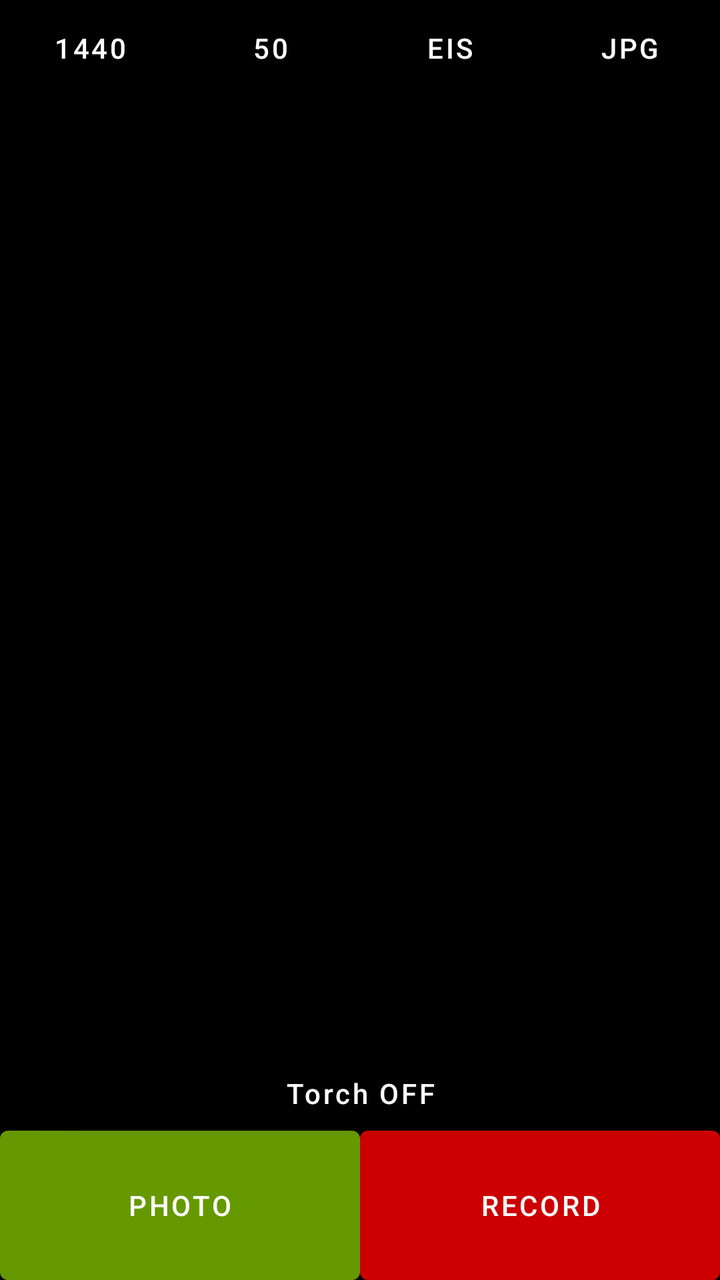
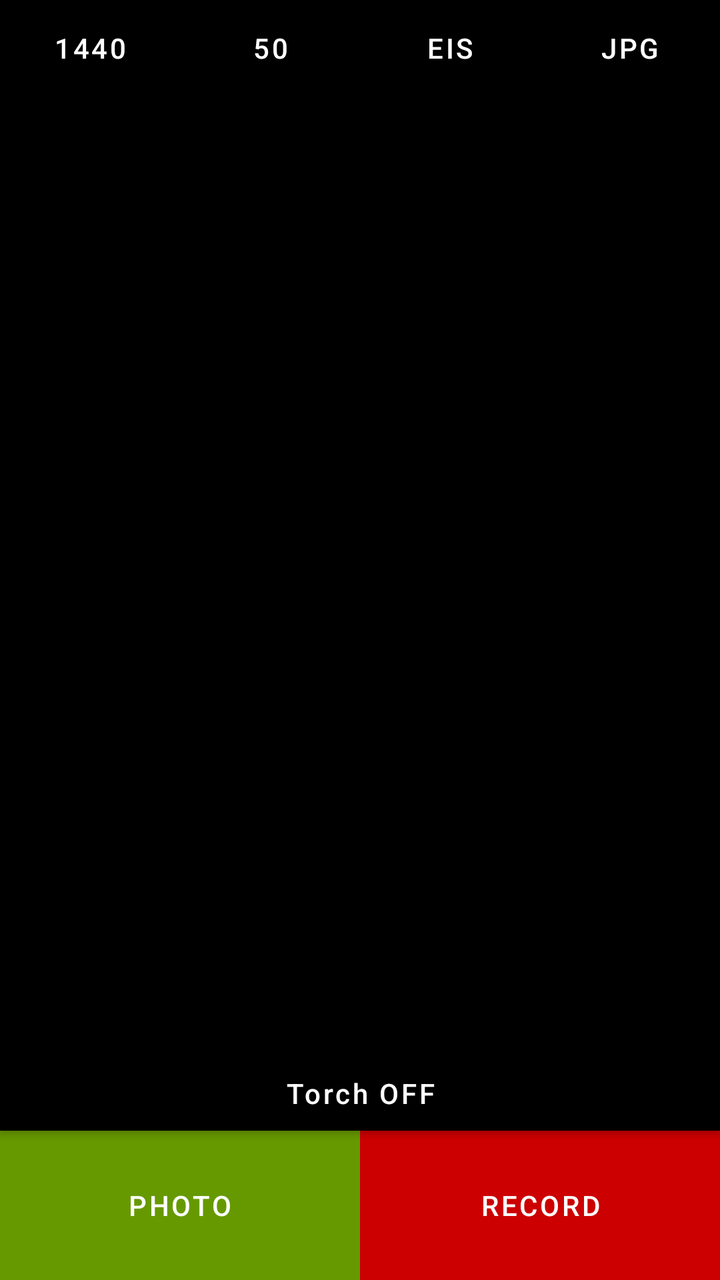

The first picture is an Android layout as it rendered before a commit; the second is the same layout after the commit. The layout source and the unified diff follow.
<!-- AndroidManifest.xml: application theme Theme.DualLens3DCamera -->
<!-- res/layout/activity_main.xml -->
<?xml version="1.0" encoding="utf-8"?>
<androidx.constraintlayout.widget.ConstraintLayout
    xmlns:android="http://schemas.android.com/apk/res/android"
    xmlns:app="http://schemas.android.com/apk/res-auto"
    android:id="@+id/root"
    android:layout_width="match_parent"
    android:layout_height="match_parent"
    android:background="@android:color/black">

    
    <LinearLayout
        android:id="@+id/topBar"
        android:layout_width="0dp"
        android:layout_height="48dp"
        android:orientation="horizontal"
        android:weightSum="4"
        app:layout_constraintTop_toTopOf="parent"
        app:layout_constraintStart_toStartOf="parent"
        app:layout_constraintEnd_toEndOf="parent">

        <com.google.android.material.button.MaterialButton
            android:id="@+id/btnVideoRes"
            android:layout_width="0dp"
            android:layout_height="match_parent"
            android:layout_weight="1"
            android:insetLeft="0dp"
            android:insetRight="0dp"
            android:insetTop="0dp"
            android:insetBottom="0dp"
            android:maxLines="1"
            android:ellipsize="end"
            android:textAllCaps="false"
            android:text="1440"
            android:textColor="@android:color/white"
            app:backgroundTint="@android:color/black"/>

        <com.google.android.material.button.MaterialButton
            android:id="@+id/btnBitrate"
            android:layout_width="0dp"
            android:layout_height="match_parent"
            android:layout_weight="1"
            android:insetLeft="0dp"
            android:insetRight="0dp"
            android:insetTop="0dp"
            android:insetBottom="0dp"
            android:maxLines="1"
            android:ellipsize="end"
            android:textAllCaps="false"
            android:text="50"
            android:textColor="@android:color/white"
            app:backgroundTint="@android:color/black"/>

        <com.google.android.material.button.MaterialButton
            android:id="@+id/btnEis"
            android:layout_width="0dp"
            android:layout_height="match_parent"
            android:layout_weight="1"
            android:insetLeft="0dp"
            android:insetRight="0dp"
            android:insetTop="0dp"
            android:insetBottom="0dp"
            android:maxLines="1"
            android:ellipsize="end"
            android:textAllCaps="false"
            android:text="EIS"
            android:textColor="@android:color/white"
            app:backgroundTint="@android:color/black"/>

        
        <com.google.android.material.button.MaterialButton
            android:id="@+id/btnFormat"
            android:layout_width="0dp"
            android:layout_height="match_parent"
            android:layout_weight="1"
            android:insetLeft="0dp"
            android:insetRight="0dp"
            android:insetTop="0dp"
            android:insetBottom="0dp"
            android:maxLines="1"
            android:ellipsize="end"
            android:textAllCaps="false"
            android:text="JPG"
            android:textColor="@android:color/white"
            app:backgroundTint="@android:color/black"/>
    </LinearLayout>

    
    <TextureView
        android:id="@+id/textureView"
        android:layout_width="0dp"
        android:layout_height="0dp"
        app:layout_constraintDimensionRatio="3:4"
        app:layout_constraintTop_toBottomOf="@id/topBar"
        app:layout_constraintStart_toStartOf="parent"
        app:layout_constraintEnd_toEndOf="parent"/>

    
    <LinearLayout
        android:id="@+id/buttonPanel"
        android:layout_width="0dp"
        android:layout_height="0dp"
        android:orientation="vertical"
        app:layout_constraintTop_toBottomOf="@id/textureView"
        app:layout_constraintBottom_toBottomOf="parent"
        app:layout_constraintStart_toStartOf="parent"
        app:layout_constraintEnd_toEndOf="parent">

        <com.google.android.material.button.MaterialButton
            android:id="@+id/btnTorch"
            android:layout_width="match_parent"
            android:layout_height="0dp"
            android:layout_weight="1"
            android:textAllCaps="false"
            android:text="Torch OFF"
            android:textColor="@android:color/white"
            app:backgroundTint="@android:color/black"
            android:insetLeft="0dp"
            android:insetRight="0dp"
            android:insetTop="0dp"
            android:insetBottom="0dp"/>

        <LinearLayout
            android:layout_width="match_parent"
            android:layout_height="0dp"
            android:layout_weight="2"
            android:orientation="horizontal">

            <com.google.android.material.button.MaterialButton
                android:id="@+id/btnPhoto"
                android:layout_width="0dp"
                android:layout_height="match_parent"
                android:layout_weight="1"
                android:textAllCaps="false"
                android:text="PHOTO"
                android:textColor="@android:color/white"
                app:backgroundTint="@android:color/holo_green_dark"
                android:insetLeft="0dp"
                android:insetRight="0dp"
                android:insetTop="0dp"
                android:insetBottom="0dp"/>

            <com.google.android.material.button.MaterialButton
                android:id="@+id/btnRecord"
                android:layout_width="0dp"
                android:layout_height="match_parent"
                android:layout_weight="1"
                android:textAllCaps="false"
                android:text="RECORD"
                android:textColor="@android:color/white"
                app:backgroundTint="@android:color/holo_red_dark"
                android:insetLeft="0dp"
                android:insetRight="0dp"
                android:insetTop="0dp"
                android:insetBottom="0dp"/>
        </LinearLayout>

    </LinearLayout>

</androidx.constraintlayout.widget.ConstraintLayout>
<!-- resources referenced by this layout -->
<resources>
  <style name="Theme.DualLens3DCamera" parent="Theme.MaterialComponents.DayNight.NoActionBar">
          <item name="android:statusBarColor">@color/black</item>
          <item name="android:navigationBarColor">@color/black</item>
          <item name="android:windowBackground">@color/black</item>
          <item name="android:colorBackground">@color/black</item>
          <item name="android:forceDarkAllowed" tools:targetApi="q">false</item>
      </style>
  <color name="black">#FF000000</color>
</resources>

<!-- the commit's change to res/layout/activity_main.xml (unified diff, before → after) -->
@@ -32,7 +32,8 @@
             android:textAllCaps="false"
             android:text="1440"
             android:textColor="@android:color/white"
-            app:backgroundTint="@android:color/black"/>
+            app:backgroundTint="@android:color/black"
+            app:cornerRadius="0dp"/>
 
         <com.google.android.material.button.MaterialButton
             android:id="@+id/btnBitrate"
@@ -48,7 +49,8 @@
             android:textAllCaps="false"
             android:text="50"
             android:textColor="@android:color/white"
-            app:backgroundTint="@android:color/black"/>
+            app:backgroundTint="@android:color/black"
+            app:cornerRadius="0dp"/>
 
         <com.google.android.material.button.MaterialButton
             android:id="@+id/btnEis"
@@ -64,7 +66,8 @@
             android:textAllCaps="false"
             android:text="EIS"
             android:textColor="@android:color/white"
-            app:backgroundTint="@android:color/black"/>
+            app:backgroundTint="@android:color/black"
+            app:cornerRadius="0dp"/>
 
         
         <com.google.android.material.button.MaterialButton
@@ -81,7 +84,8 @@
             android:textAllCaps="false"
             android:text="JPG"
             android:textColor="@android:color/white"
-            app:backgroundTint="@android:color/black"/>
+            app:backgroundTint="@android:color/black"
+            app:cornerRadius="0dp"/>
     </LinearLayout>
 
     
@@ -117,7 +121,8 @@
             android:insetLeft="0dp"
             android:insetRight="0dp"
             android:insetTop="0dp"
-            android:insetBottom="0dp"/>
+            android:insetBottom="0dp"
+            app:cornerRadius="0dp"/>
 
         <LinearLayout
             android:layout_width="match_parent"
@@ -137,7 +142,8 @@
                 android:insetLeft="0dp"
                 android:insetRight="0dp"
                 android:insetTop="0dp"
-                android:insetBottom="0dp"/>
+                android:insetBottom="0dp"
+                app:cornerRadius="0dp"/>
 
             <com.google.android.material.button.MaterialButton
                 android:id="@+id/btnRecord"
@@ -151,7 +157,8 @@
                 android:insetLeft="0dp"
                 android:insetRight="0dp"
                 android:insetTop="0dp"
-                android:insetBottom="0dp"/>
+                android:insetBottom="0dp"
+                app:cornerRadius="0dp"/>
         </LinearLayout>
 
     </LinearLayout>
